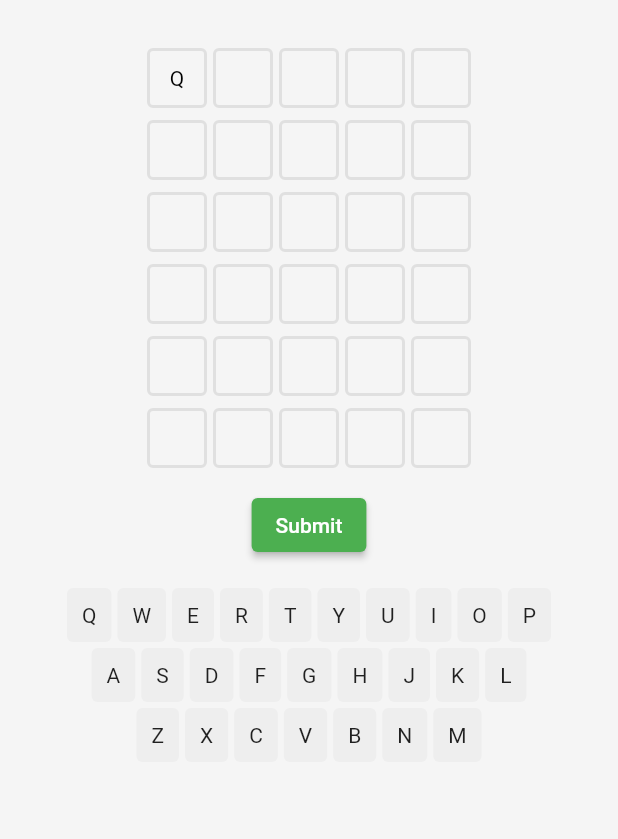
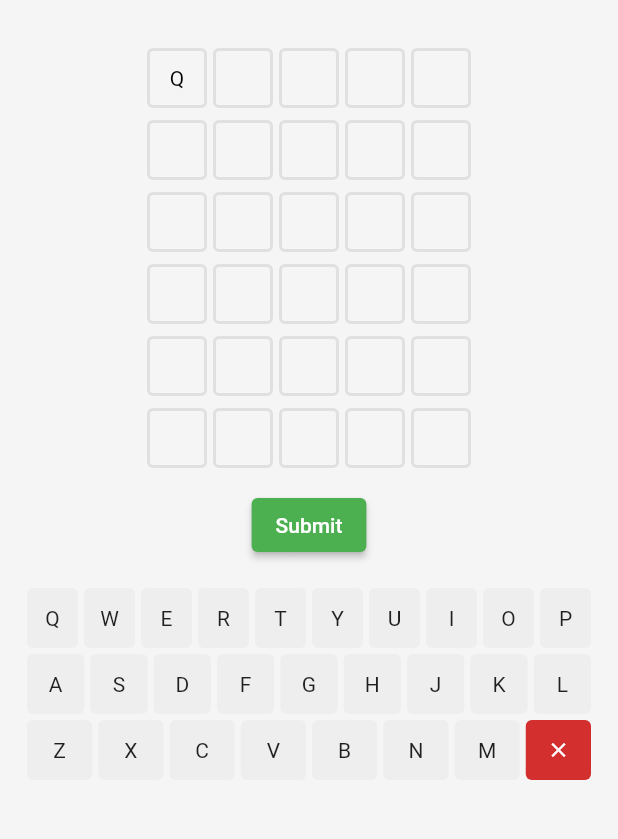
Before and after one commit to matiullah-karimi/wordle_fa_pa, a Flutter app: the screen it shows after launch, after a tap on an icon or button, on a phone screen of 412 x 824 dp, the part 84-923 px from its top. Run offline on Flutter 3.47's test engine with Material 2 defaults, Android fonts, the phone set to English and light mode, and no system bars.

Commit message:
Add clear button

```diff
--- a/lib/data/keyboard.dart
+++ b/lib/data/keyboard.dart
@@ -1,11 +1,11 @@
 const kEnglishKeys = [
   ['Q', 'W', 'E', 'R', 'T', 'Y', 'U', 'I', 'O', 'P'],
   ['A', 'S', 'D', 'F', 'G', 'H', 'J', 'K', 'L'],
-  ['Z', 'X', 'C', 'V', 'B', 'N', 'M'],
+  ['Z', 'X', 'C', 'V', 'B', 'N', 'M', 'clear'],
 ];
 
 const kPersianKeys = [
   ['ض', 'ص', 'ث', 'ق', 'ف', 'غ', 'ع', 'ه', 'خ', 'ح', 'ج', 'چ'],
   ['ش', 'س', 'ی', 'ب', 'ل', 'ا', 'ت', 'ن', 'م', 'ک', 'گ'],
-  ['ظ', 'ط', 'ز', 'ر', 'ذ', 'د', 'و', 'پ', 'ژ', 'آ'],
+  ['ظ', 'ط', 'ز', 'ر', 'ذ', 'د', 'و', 'پ', 'ژ', 'آ', 'clear'],
 ];
--- a/lib/main.dart
+++ b/lib/main.dart
@@ -41,6 +41,11 @@ class _MyHomePageState extends State<MyHomePage> {
   GameResult gameResult = GameResult.none;
 
   void onChar(String value) {
+    if (value == 'clear') {
+      onDelete();
+      return;
+    }
+
     if (currentGuess.length < 5 && guesses.length < 6) {
       setState(() {
         currentGuess = currentGuess + value;
--- a/lib/widgets/keyboard.dart
+++ b/lib/widgets/keyboard.dart
@@ -27,12 +27,14 @@ class Keyboard extends StatelessWidget {
     List<Row> keyboardLines = [];
 
     for (var line in getKeyboardByLang()) {
-      List<KeyboardKey> keys = [];
+      List<Expanded> keys = [];
 
       for (var key in line) {
-        keys.add(KeyboardKey(
-          value: key,
-          onClick: (String value) => onChar(value),
+        keys.add(Expanded(
+          child: KeyboardKey(
+            value: key,
+            onClick: (String value) => onChar(value),
+          ),
         ));
       }
 
@@ -42,11 +44,8 @@ class Keyboard extends StatelessWidget {
       ));
     }
 
-    return SingleChildScrollView(
-      scrollDirection: Axis.horizontal,
-      child: Column(
-        children: keyboardLines,
-      ),
+    return Column(
+      children: keyboardLines,
     );
   }
 }
--- a/lib/widgets/keyboard/key.dart
+++ b/lib/widgets/keyboard/key.dart
@@ -3,21 +3,32 @@ import 'package:flutter/material.dart';
 class KeyboardKey extends StatelessWidget {
   final String value;
   final Function(String value) onClick;
-  const KeyboardKey({Key? key, required this.value, required this.onClick})
-      : super(key: key);
+  const KeyboardKey({
+    Key? key,
+    required this.value,
+    required this.onClick,
+  }) : super(key: key);
 
   @override
   Widget build(BuildContext context) {
     return InkWell(
       onTap: () => onClick(value),
       child: Container(
-        padding: const EdgeInsets.all(10),
         margin: const EdgeInsets.all(2),
+        height: 40,
         decoration: BoxDecoration(
-          color: Colors.grey.shade200,
+          color: value == 'clear' ? Colors.red.shade700 : Colors.grey.shade200,
           borderRadius: BorderRadius.circular(4),
         ),
-        child: Center(child: Text(value)),
+        child: Center(
+          child: value == 'clear'
+              ? const Icon(
+                  Icons.close,
+                  size: 16,
+                  color: Colors.white,
+                )
+              : Text(value),
+        ),
       ),
     );
   }
```
